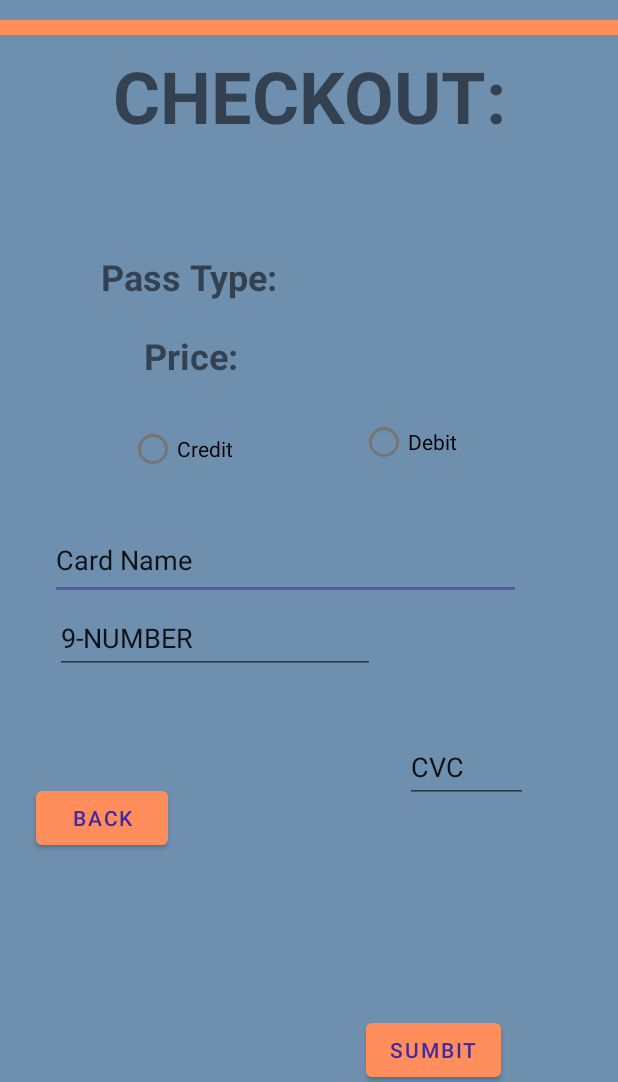
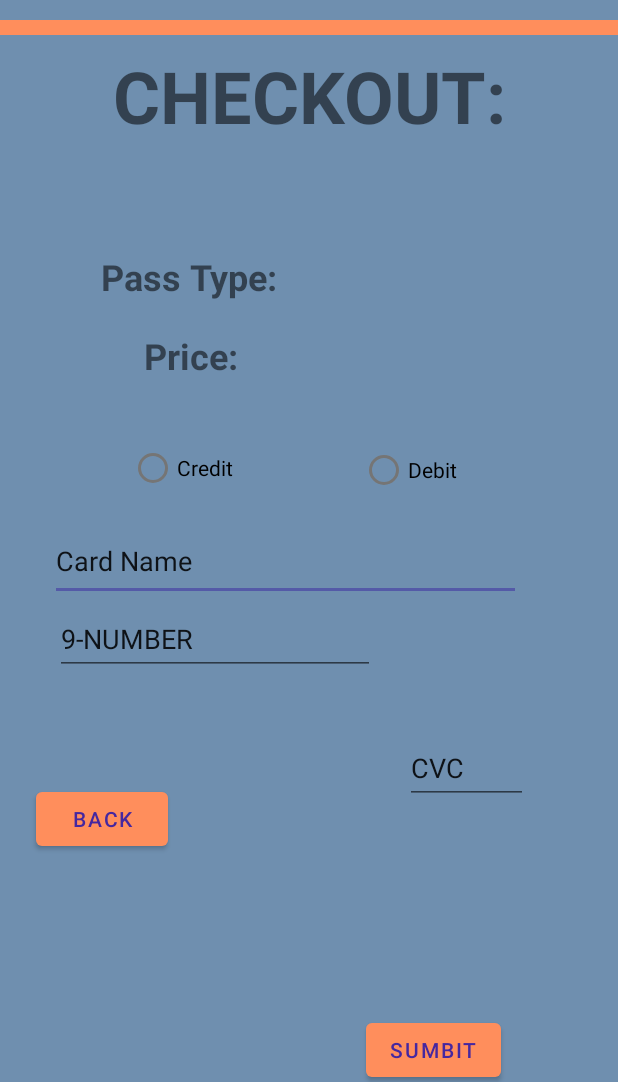
Before and after one commit to erikgraybill/onestop, an Android app: the CreditCardInfo screen opened directly, with no data from a screen before it, on a phone screen of 412 x 824 dp, the part 154-1236 px from its top. Run offline under Robolectric (Android 15) with nearby library versions, the phone set to English and light mode, and no system bars.

Commit message:
Credit Card Layout Fix

```diff
--- a/app/src/main/res/layout/onestop_credit_card_info.xml
+++ b/app/src/main/res/layout/onestop_credit_card_info.xml
@@ -74,9 +74,9 @@
             android:layout_width="84dp"
             android:layout_height="48dp"
             android:layout_marginStart="32dp"
-            android:layout_marginTop="16dp"
+            android:layout_marginTop="25dp"
             android:layout_marginEnd="8dp"
-            android:layout_marginBottom="17dp"
+            android:layout_marginBottom="2dp"
             android:text="@string/credit"
             app:layout_constraintBottom_toTopOf="@+id/CardName"
             app:layout_constraintEnd_toStartOf="@+id/Debit"
@@ -86,11 +86,11 @@
         <RadioButton
             android:id="@+id/Debit"
             android:layout_width="86dp"
-            android:layout_height="53dp"
+            android:layout_height="48dp"
             android:layout_marginStart="8dp"
-            android:layout_marginTop="16dp"
+            android:layout_marginTop="0dp"
             android:layout_marginEnd="32dp"
-            android:layout_marginBottom="17dp"
+            android:layout_marginBottom="2dp"
             android:text="@string/debit"
             app:layout_constraintBottom_toTopOf="@+id/CardName"
             app:layout_constraintEnd_toEndOf="parent"
@@ -118,7 +118,7 @@
             android:layout_width="151dp"
             android:layout_height="40dp"
             android:layout_marginStart="8dp"
-            android:layout_marginTop="36dp"
+            android:layout_marginTop="73dp"
             android:layout_marginEnd="24dp"
             android:text="@string/single_ride"
             android:textSize="24sp"
@@ -192,7 +192,8 @@
             app:layout_constraintBottom_toTopOf="@+id/Prices"
             app:layout_constraintEnd_toStartOf="@+id/PassType"
             app:layout_constraintStart_toStartOf="parent"
-            app:layout_constraintTop_toBottomOf="@+id/checkout" />
+            app:layout_constraintTop_toBottomOf="@+id/checkout"
+            />
 
         <TextView
             android:id="@+id/Prices"
```
